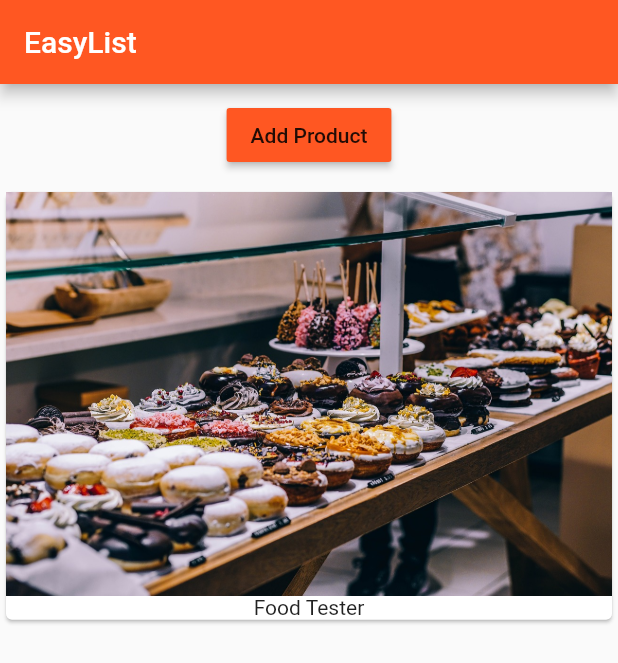
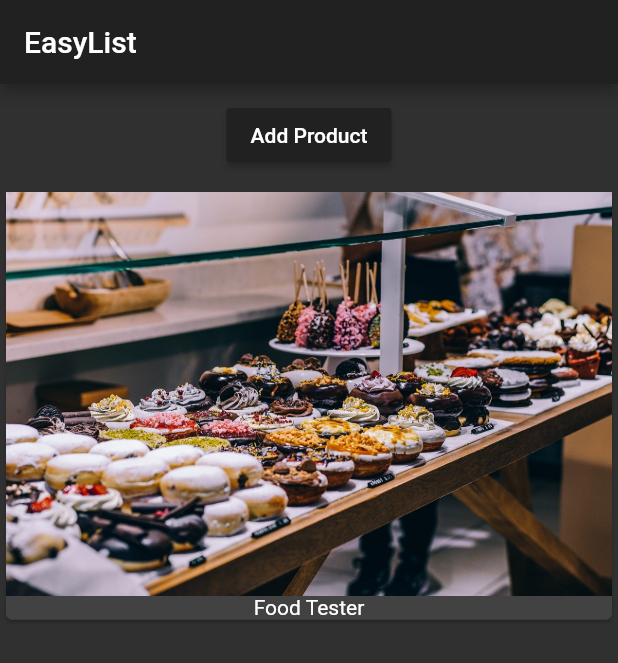
Before and after one commit to Rcalix/flutterApp, a Flutter app: the screen it shows after launch, on a phone screen of 412 x 824 dp. Shown: the top 663 px of the screen. Run offline on Flutter 3.47's test engine with Material 2 defaults, Android fonts, the phone set to English and light mode, and no system bars.

Commit message:
add new files

```diff
--- a/lib/main.dart
+++ b/lib/main.dart
@@ -10,13 +10,14 @@ class MyApp extends StatelessWidget {
   Widget build(context) {
     return MaterialApp(
       theme:ThemeData(
+        brightness: Brightness.dark,
         primarySwatch: Colors.deepOrange,
       ),
       home: Scaffold(
         appBar: AppBar(
           title: Text('EasyList'),
         ),
-        body: ProductManager('Food Tester'),
+        body: ProductManager(startingProduct: 'Food Tester'),
       ),
     );
   }
--- a/lib/product_manager.dart
+++ b/lib/product_manager.dart
@@ -3,7 +3,10 @@ import './products.dart';
 
 class ProductManager extends StatefulWidget {
   final String startingProduct;
-  ProductManager(this.startingProduct);
+
+  ProductManager({this.startingProduct = 'Sweets Tester'}) {
+    print('[ProductManager Widget]');
+  }
 
   @override
   State<StatefulWidget> createState() {
```
